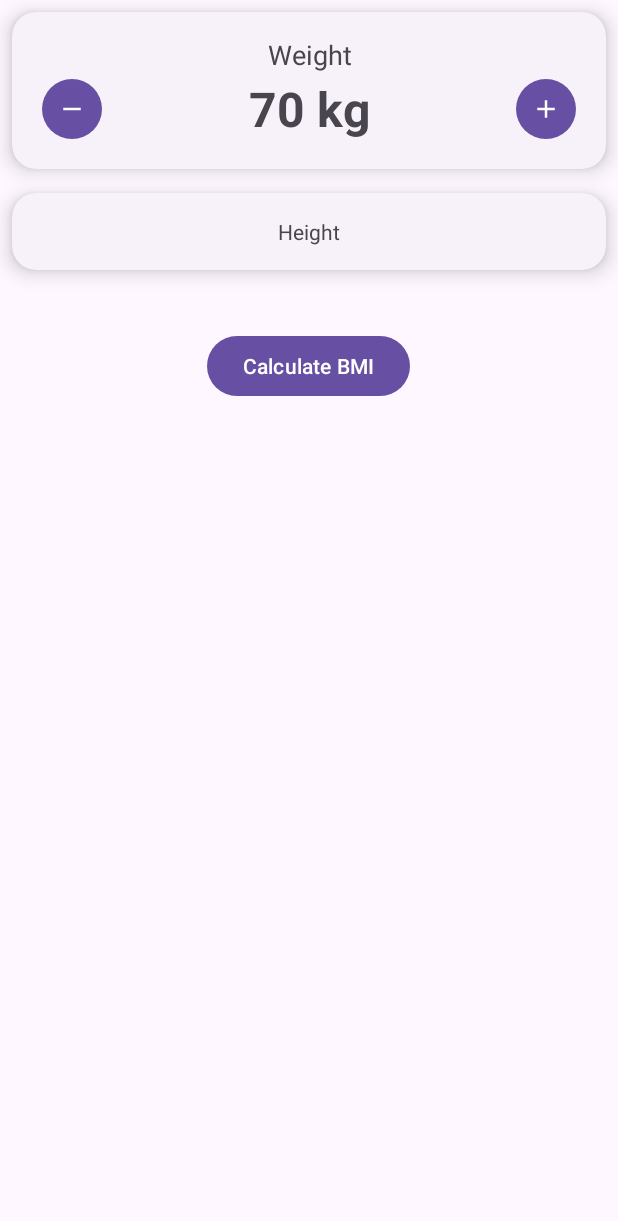
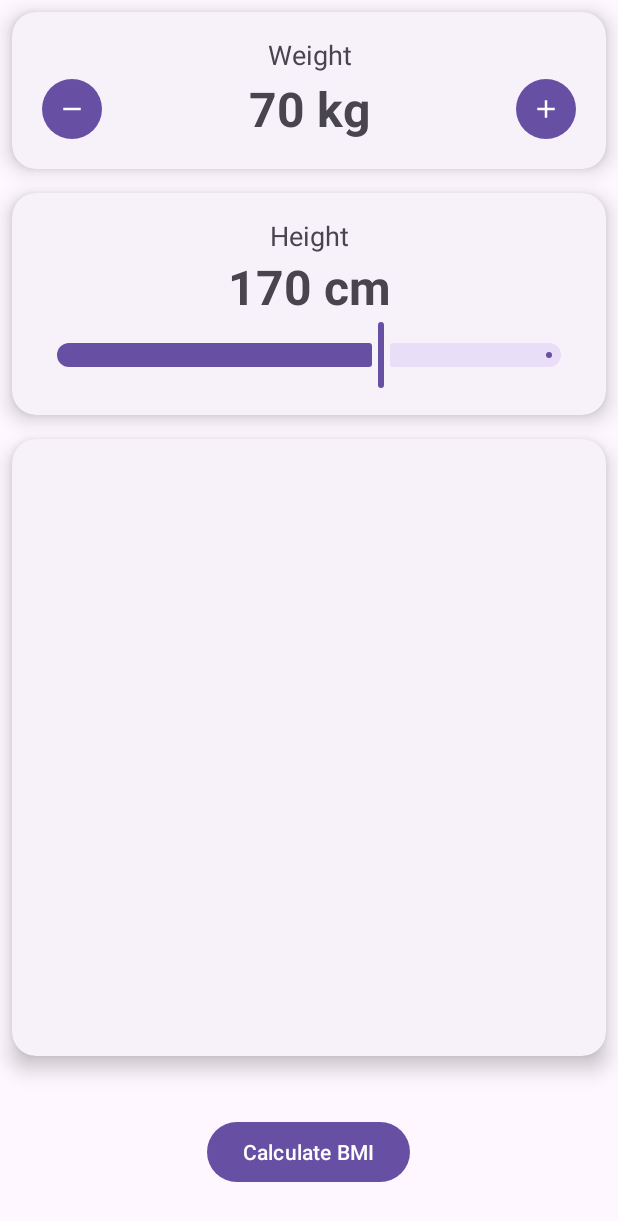
Before and after one commit to Movimentium/Calculadora_IMC_V3, an Android app: the screen it shows after launch (MainActivity), on a phone screen of 412 x 824 dp. Shown: the top 1221 px of the screen. Run offline under Robolectric (Android 15) with nearby library versions, the phone set to English and light mode, and no system bars.

```diff
--- a/app/src/main/java/com/miguel_gallego/calculadora_imc_v3/MainActivity.kt
+++ b/app/src/main/java/com/miguel_gallego/calculadora_imc_v3/MainActivity.kt
@@ -1,14 +1,33 @@
 package com.miguel_gallego.calculadora_imc_v3
 
 import android.os.Bundle
+import android.widget.Button
+import android.widget.TextView
 import androidx.activity.enableEdgeToEdge
 import androidx.appcompat.app.AppCompatActivity
 import androidx.core.view.ViewCompat
 import androidx.core.view.WindowInsetsCompat
+import com.google.android.material.slider.Slider
 
 class MainActivity : AppCompatActivity() {
+    // Weight
+    lateinit var btnMinus: Button
+    lateinit var tvWeight: TextView
+    lateinit var btnPlus: Button
+    // Height
+    lateinit var tvHeight: TextView
+    lateinit var sliHeight: Slider
+    // Result
+    lateinit var tvResult: TextView
+    lateinit var tvResultDescr: TextView
+    // Calc Button
+    lateinit var btnCalc: Button
+
+    var m = Model()
+
     override fun onCreate(savedInstanceState: Bundle?) {
         super.onCreate(savedInstanceState)
+
         enableEdgeToEdge()
         setContentView(R.layout.activity_main)
         ViewCompat.setOnApplyWindowInsetsListener(findViewById(R.id.main)) { v, insets ->
@@ -16,5 +35,55 @@ class MainActivity : AppCompatActivity() {
             v.setPadding(systemBars.left, systemBars.top, systemBars.right, systemBars.bottom)
             insets
         }
+
+        initViews()
+    }
+
+    fun initViews() {
+        btnMinus = findViewById(R.id.btnMinus)
+        tvWeight = findViewById(R.id.tvWeight)
+        btnPlus = findViewById(R.id.btnPlus)
+
+        tvHeight = findViewById(R.id.tvHeight)
+        sliHeight = findViewById(R.id.sliHeight)
+
+        tvResult = findViewById(R.id.tvResult)
+        tvResultDescr = findViewById(R.id.tvResultDescr)
+
+        btnCalc = findViewById(R.id.btnCalc)
+
+        btnMinus.setOnClickListener {
+            m.weight -= 1
+            tvWeight.text = "${m.weight.toInt()} kg"
+            m.calcBMI()
+            updateBMIView()
+        }
+
+        btnPlus.setOnClickListener {
+            m.weight += 1
+            tvWeight.text = "${m.weight.toInt()} kg"
+            m.calcBMI()
+            updateBMIView()
+        }
+
+        sliHeight.addOnChangeListener { _, value, _ ->
+            m.height = value
+            tvHeight.text = "${m.height.toInt()} cm"
+            m.calcBMI()
+            updateBMIView()
+        }
+
+        btnCalc.setOnClickListener {
+            m.calcBMI()
+            updateBMIView()
+        }
+    }
+
+    fun updateBMIView() {
+        val bmiColor = getColor(m.idColor)
+        tvResult.setTextColor(bmiColor)
+        tvResult.text = m.bmiFormatted()
+        tvResultDescr.setTextColor(bmiColor)
+        tvResultDescr.text = m.strBMICategory()
     }
 }
--- /dev/null
+++ b/app/src/main/java/com/miguel_gallego/calculadora_imc_v3/Model.kt
@@ -0,0 +1,71 @@
+package com.miguel_gallego.calculadora_imc_v3
+
+import android.util.Log
+import java.util.Locale
+import kotlin.math.pow
+
+enum class BMICategory {
+    UNDERWEIGHT,
+    NORMAL_WEIGHT,
+    OVERWEIGHT,
+    OBESITY,
+    EXTREME_OBESITY
+}
+ class Model(
+     var weight: Float = 70f,
+     var height: Float = 170f,
+     var bmi: Float = 0f,
+     var bmiCategory: BMICategory = BMICategory.NORMAL_WEIGHT,
+     var idColor: Int = 0
+) {
+     init {
+         Log.i("MMM", weight.toString())
+         Log.i("MMM", height.toString())
+         calcBMI()
+     }
+
+     fun calcBMI() {
+         Log.i("MMM", "Update BMI")
+         bmi = Logic.calculateBMI(weight, height)
+         Log.i("MMM", bmi.toString())
+         bmiCategory = Logic.bmiCategoryFrom(bmi)
+         Log.i("MMM", bmiCategory.toString())
+         idColor = Logic.idColorFrom(bmiCategory)
+         Log.i("MMM", idColor.toString())
+     }
+
+     fun strBMICategory(): String {
+         // TODO: Localize this!!!
+         return bmiCategory.toString()
+     }
+
+     fun bmiFormatted(): String {
+         return String.format(Locale.getDefault(), "%.2f", bmi)
+     }
+ }
+
+// All fun in 'object' are 'static'
+object Logic {
+    fun calculateBMI(weight: Float, height: Float): Float {
+        val heightInMeters = height / 100f
+        return weight / heightInMeters.pow(2)
+    }
+
+    fun idColorFrom(bmiCategory: BMICategory): Int {
+         when (bmiCategory) {
+             BMICategory.UNDERWEIGHT -> return R.color.bmi_underweight
+             BMICategory.NORMAL_WEIGHT -> return R.color.bmi_normal_weight
+             BMICategory.OVERWEIGHT -> return R.color.bmi_overweight
+             BMICategory.OBESITY -> return R.color.bmi_obesity
+             BMICategory.EXTREME_OBESITY -> return R.color.bmi_extreme_obesity
+        }
+    }
+
+    fun bmiCategoryFrom(bmi: Float): BMICategory {
+        if (bmi < 18.5f) {  return BMICategory.UNDERWEIGHT   }
+        if (bmi < 25f) {    return BMICategory.NORMAL_WEIGHT }
+        if (bmi < 30f) {    return BMICategory.OVERWEIGHT    }
+        if (bmi < 40f) {    return BMICategory.OBESITY       }
+        return BMICategory.EXTREME_OBESITY
+    }
+}
--- a/app/src/main/res/layout/activity_main.xml
+++ b/app/src/main/res/layout/activity_main.xml
@@ -71,15 +71,68 @@
             android:layout_height="wrap_content"
             android:orientation="vertical"
             android:padding="16dp">
-
             <TextView
                 android:layout_width="match_parent"
                 android:layout_height="wrap_content"
                 android:textAlignment="center"
+                android:textSize="18sp"
+                android:text="Height"/>
+            <TextView
+                android:id="@+id/tvHeight"
+                android:layout_width="match_parent"
+                android:layout_height="wrap_content"
+                android:textSize="32sp"
+                android:textStyle="bold"
+                android:textAlignment="center"
+                android:text="170 cm"/>
+            <com.google.android.material.slider.Slider
+                android:id="@+id/sliHeight"
+                android:layout_width="match_parent"
+                android:layout_height="wrap_content"
+                android:valueFrom="40"
+                android:valueTo="240"
+                android:value="170"
+                android:stepSize="1"
+                app:tickVisible="false"
+                app:labelBehavior="gone"/>
+        </LinearLayout>
+    </com.google.android.material.card.MaterialCardView>
 
-                android:text="Height">
+    <!-- Height -->
+    <com.google.android.material.card.MaterialCardView
+        android:layout_width="match_parent"
+        android:layout_height="0dp"
+        android:layout_weight="1"
+        android:layout_margin="8dp"
+        app:cardElevation="8dp"
+        app:cardCornerRadius="16dp"
+        style="?attr/materialCardViewElevatedStyle">
 
-            </TextView>
+        <LinearLayout
+            android:layout_width="match_parent"
+            android:layout_height="match_parent"
+            android:orientation="vertical"
+            android:padding="16dp"
+            android:gravity="center_vertical">
+            <TextView
+                android:id="@+id/tvResult"
+                android:layout_width="match_parent"
+                android:layout_height="wrap_content"
+                android:textAlignment="center"
+                android:textSize="64sp"
+                android:textStyle="bold"
+                android:text=""
+                tools:text = "0.0"/>
+            <TextView
+                android:id="@+id/tvResultDescr"
+                android:layout_width="match_parent"
+                android:layout_height="wrap_content"
+                android:textSize="32sp"
+                android:textStyle="bold"
+                android:textAlignment="center"
+                android:text=""
+                tools:text="Description"/>
+
         </LinearLayout>
     </com.google.android.material.card.MaterialCardView>
 
--- a/app/src/main/res/values/colors.xml
+++ b/app/src/main/res/values/colors.xml
@@ -2,4 +2,10 @@
 <resources>
     <color name="black">#FF000000</color>
     <color name="white">#FFFFFFFF</color>
+
+    <color name="bmi_underweight">#21A0E2</color>
+    <color name="bmi_normal_weight">#009688</color>
+    <color name="bmi_overweight">#C39313</color>
+    <color name="bmi_obesity">#FF5722</color>
+    <color name="bmi_extreme_obesity">#E91E63</color>
 </resources>
--- a/app/src/main/res/values/strings.xml
+++ b/app/src/main/res/values/strings.xml
@@ -1,3 +1,15 @@
 <resources>
     <string name="app_name">Calculadora_IMC_V3</string>
+
+
 </resources>
+
+
+<!--
+
+    UNDERWEIGHT,
+    NORMAL_WEIGHT,
+    OVERWEIGHT,
+    OBESITY,
+    EXTREME_OBESITY
+-->
```
